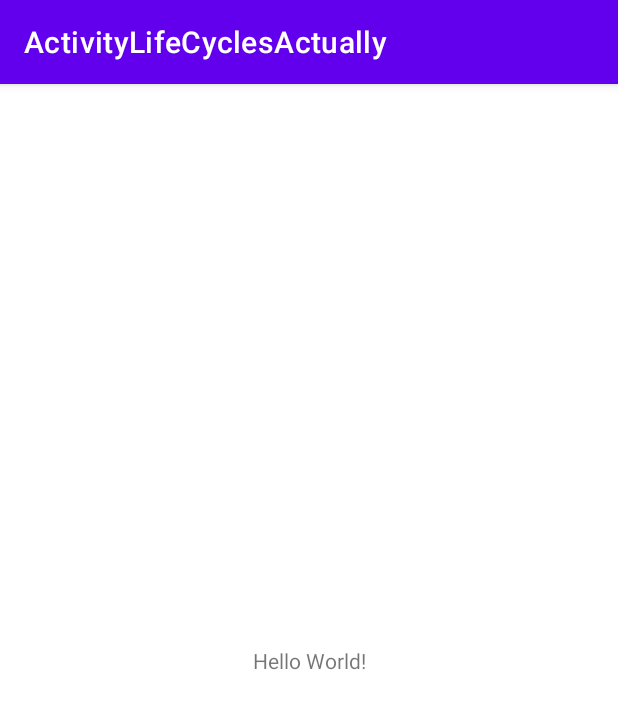
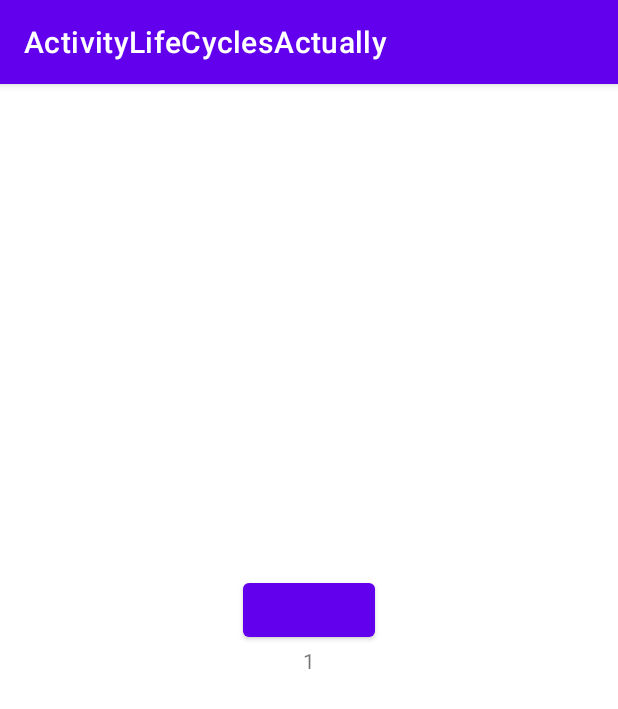
Before and after one commit to archow/ActivityLifeCyclesActually, an Android app: the screen it shows after launch (MainActivity), on a phone screen of 412 x 824 dp. Shown: the top 709 px of the screen. Run offline under Robolectric (Android 15) with nearby library versions, the phone set to English and light mode, and no system bars.

Commit message:
- updated the saving and restoring of data

```diff
--- a/app/src/main/java/com/example/activitylifecyclesactually/MainActivity.java
+++ b/app/src/main/java/com/example/activitylifecyclesactually/MainActivity.java
@@ -1,31 +1,68 @@
 package com.example.activitylifecyclesactually;
 
+import androidx.annotation.NonNull;
 import androidx.appcompat.app.AppCompatActivity;
 
 import android.content.Intent;
 import android.os.Bundle;
 import android.util.Log;
 import android.view.View;
+import android.widget.Button;
 import android.widget.TextView;
 
+import com.example.activitylifecyclesactually.model.User;
+
 public class MainActivity extends AppCompatActivity {
+    public static final String USER_OBJECT = "USER_OBJECT";
+    private static final String COUNTER_VALUE = "COUNTER_VALUE";
     private static final String MAIN_ACTIVITY_LIFECYCLE = "MAIN_ACTIVITY_LIFECYCLE";
     private TextView mStartNextActivity;
+    private Button mCounterBtn;
+    private int value;
 
     @Override
     protected void onCreate(Bundle savedInstanceState) {
         super.onCreate(savedInstanceState);
         setContentView(R.layout.activity_main);
         Log.d(MAIN_ACTIVITY_LIFECYCLE, "on create called for Main activity");
+        value = 1;
+
+        mCounterBtn = findViewById(R.id.counter_btn);
 
         mStartNextActivity = findViewById(R.id.start_next_activity);
+        mStartNextActivity.setText(value + "");
         mStartNextActivity.setOnClickListener(new View.OnClickListener() {
             @Override
             public void onClick(View v) {
+                //Let's say I have a user object and I want to pass it to my intent
+                User user = new User("Will", "Smith");
+
                 Intent intent = new Intent(MainActivity.this, SecondActivity.class);
+                intent.putExtra(USER_OBJECT, user);
                 startActivity(intent);
             }
         });
+
+        mCounterBtn.setOnClickListener(new View.OnClickListener() {
+            @Override
+            public void onClick(View v) {
+                value++;
+                mStartNextActivity.setText(value + "");
+            }
+        });
+
+        //restore data if bundle exists
+        if (savedInstanceState != null) {
+            value = savedInstanceState.getInt(COUNTER_VALUE);
+            mStartNextActivity.setText(value + "");
+        }
+    }
+
+    @Override
+    protected void onSaveInstanceState(@NonNull Bundle outState) {
+        super.onSaveInstanceState(outState);
+        //save data using the Bundle provided
+        outState.putInt(COUNTER_VALUE, value);
     }
 
     @Override
--- a/app/src/main/res/layout/activity_main.xml
+++ b/app/src/main/res/layout/activity_main.xml
@@ -16,4 +16,12 @@
         app:layout_constraintRight_toRightOf="parent"
         app:layout_constraintTop_toTopOf="parent" />
 
+    <Button
+        android:id="@+id/counter_btn"
+        android:layout_width="wrap_content"
+        android:layout_height="wrap_content"
+        app:layout_constraintBottom_toTopOf="@+id/start_next_activity"
+        app:layout_constraintEnd_toEndOf="parent"
+        app:layout_constraintStart_toStartOf="parent" />
+
 </androidx.constraintlayout.widget.ConstraintLayout>
```
Also changed, not shown: app/src/main/java/com/example/activitylifecyclesactually/model/User.java (added, +81 -0 lines).
